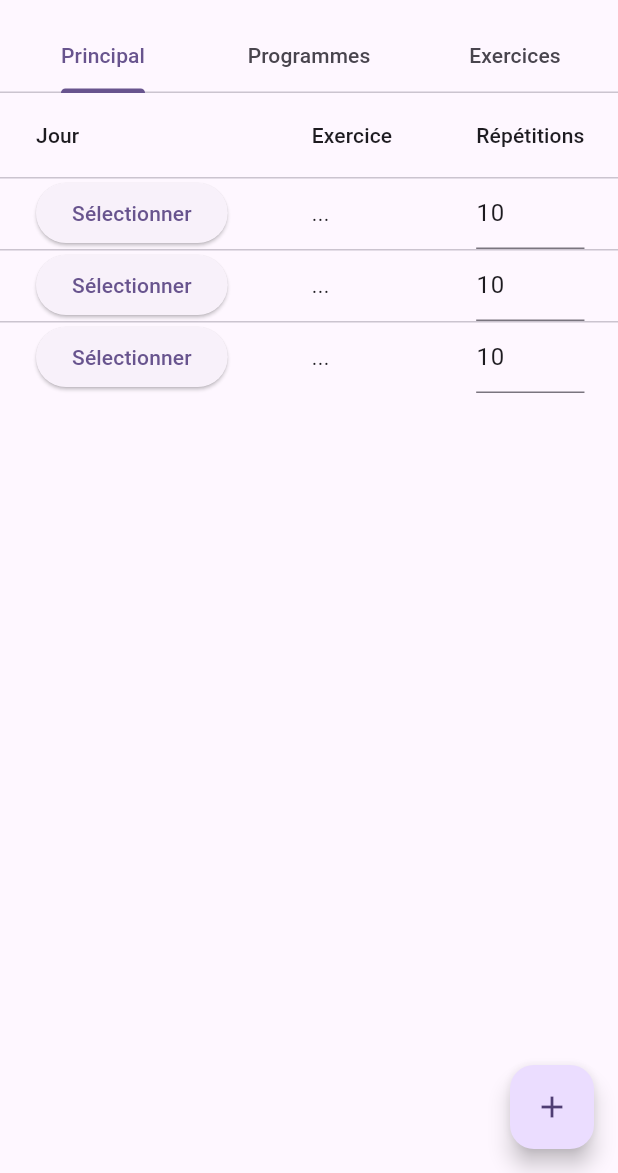
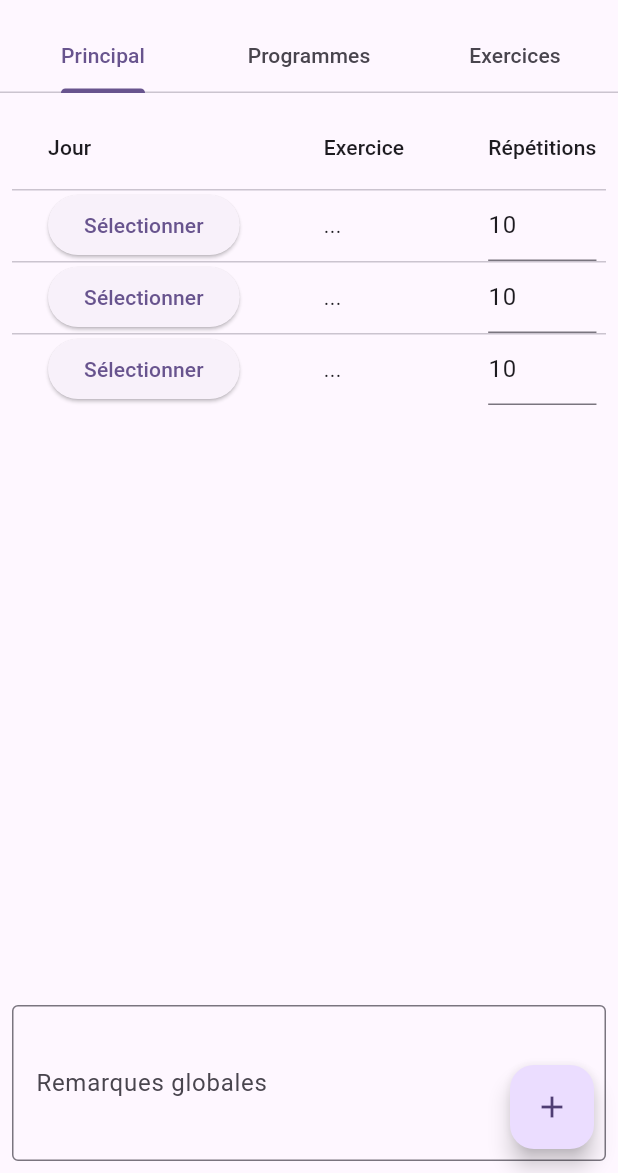
Before and after one commit to nemolivier/exokine, a Flutter app: the screen it shows after launch, on a phone screen of 412 x 824 dp, the part 63-1236 px from its top. Run offline on Flutter 3.47's test engine with Material 3 defaults, Android fonts, the phone set to English and light mode, and no system bars; our stand-ins replace pdf, printing; network calls fail.

Commit message:
feat: Ajout des remarques globales aux programmes
- Ajoute un champ de texte "Remarques globales" sur l'écran principal pour permettre à l'utilisateur d'ajouter des notes sur l'ensemble du programme.
- Met à jour le schéma de la base de données et l'API pour supporter le nouveau champ "remarks" sur le modèle "Protocol".
- Modifie l'interface utilisateur pour inclure le champ de remarques pour l'édition et l'affichage.

fix: Chargement correct des exercices pour les nouveaux programmes

- Corrige une régression où les programmes sauvegardés avec des remarques globales ne parvenaient pas à charger leurs exercices.
- L'opération de création de protocole dans le backend omettait d'inclure les détails des exercices, ce qui entraînait une sauvegarde incorrecte des données.

```diff
--- a/lib/models/protocol.dart
+++ b/lib/models/protocol.dart
@@ -3,11 +3,13 @@ import './protocol_exercise.dart';
 class Protocol {
   final int id;
   String name;
+  String? remarks; // Global remarks
   List<ProtocolExercise> exercises;
 
   Protocol({
     required this.id,
     required this.name,
+    this.remarks,
     required this.exercises,
   });
 
@@ -15,6 +17,7 @@ class Protocol {
     return Protocol(
       id: json['id'],
       name: json['name'],
+      remarks: json['remarks'],
       exercises: (json['exercises'] as List)
           .map((i) => ProtocolExercise.fromJson(i))
           .toList(),
@@ -24,6 +27,7 @@ class Protocol {
   Map<String, dynamic> toJson() {
     return {
       'name': name,
+      'remarks': remarks,
       'exercises': exercises.map((e) => e.toJson()).toList(),
     };
   }
--- a/lib/screens/main_screen.dart
+++ b/lib/screens/main_screen.dart
@@ -25,6 +25,7 @@ class _MainScreenState extends State<MainScreen> with SingleTickerProviderStateM
 
   List<ProtocolExercise> _currentProtocolExercises = [];
   final Map<int, Map<String, TextEditingController>> _controllers = {};
+  final TextEditingController _remarksController = TextEditingController();
 
   final List<String> _dayAbbreviations = ['Lu', 'Ma', 'Me', 'Je', 'Ve', 'Sa', 'Di'];
 
@@ -77,6 +78,7 @@ class _MainScreenState extends State<MainScreen> with SingleTickerProviderStateM
   @override
   void dispose() {
     _tabController.dispose();
+    _remarksController.dispose();
     _controllers.values.forEach((map) {
       map.values.forEach((controller) => controller.dispose());
     });
@@ -145,7 +147,12 @@ class _MainScreenState extends State<MainScreen> with SingleTickerProviderStateM
   }
 
   Widget _buildPrincipalView() {
-    return SingleChildScrollView(
+    return Padding(
+      padding: const EdgeInsets.all(8.0),
+      child: Column(
+        children: [
+          Expanded(
+            child: SingleChildScrollView(
               scrollDirection: Axis.horizontal,
               child: DataTable(
                 columns: const [
@@ -281,6 +288,19 @@ class _MainScreenState extends State<MainScreen> with SingleTickerProviderStateM
                   );
                 }).toList(),
               ),
+            ),
+          ),
+          const SizedBox(height: 16),
+          TextField(
+            controller: _remarksController,
+            decoration: const InputDecoration(
+              labelText: 'Remarques globales',
+              border: OutlineInputBorder(),
+            ),
+            maxLines: 3,
+          ),
+        ],
+      ),
     );
   }
 
@@ -317,6 +337,8 @@ class _MainScreenState extends State<MainScreen> with SingleTickerProviderStateM
                   _controllers.clear();
 
                   _currentProtocolExercises = protocol.exercises;
+                  _remarksController.text = protocol.remarks ?? '';
+
                   // Initialize controllers for the new set of exercises
                   for (final exercise in _currentProtocolExercises) {
                     _initControllers(exercise);
@@ -551,6 +573,9 @@ class _MainScreenState extends State<MainScreen> with SingleTickerProviderStateM
     setState(() {
       _currentProtocolExercises.removeWhere((exercise) => exercise.id == id);
       _controllers.remove(id)?.values.forEach((controller) => controller.dispose());
+      if (_currentProtocolExercises.isEmpty) {
+        _remarksController.clear();
+      }
     });
     if (id > 0 && !id.toString().startsWith('1')) { // Don't delete default exercises
       _apiService.deleteProtocolExercise(id).catchError((error) {
@@ -583,6 +608,7 @@ class _MainScreenState extends State<MainScreen> with SingleTickerProviderStateM
                     final newProtocol = Protocol(
                       id: 0,
                       name: nameController.text,
+                      remarks: _remarksController.text,
                       exercises: _currentProtocolExercises
                           .where((ex) => ex.exerciseId != 0)
                           .toList(),
```
Also changed, not shown: 4 other files. Lines whose indentation alone changed are shown as unchanged.
